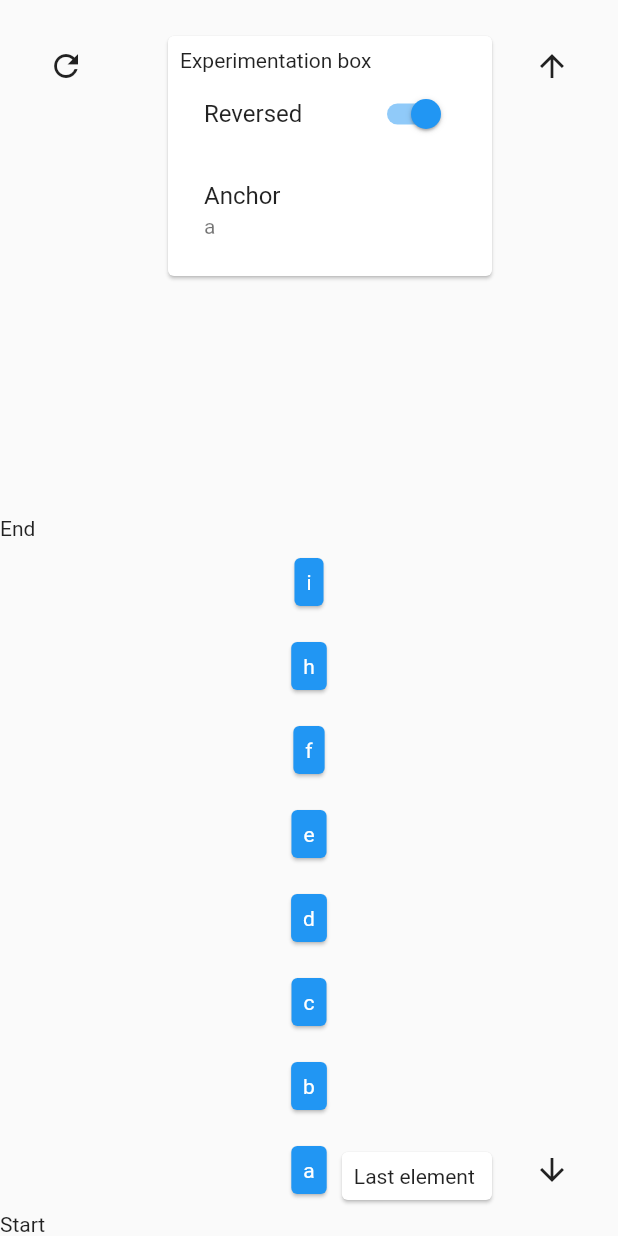
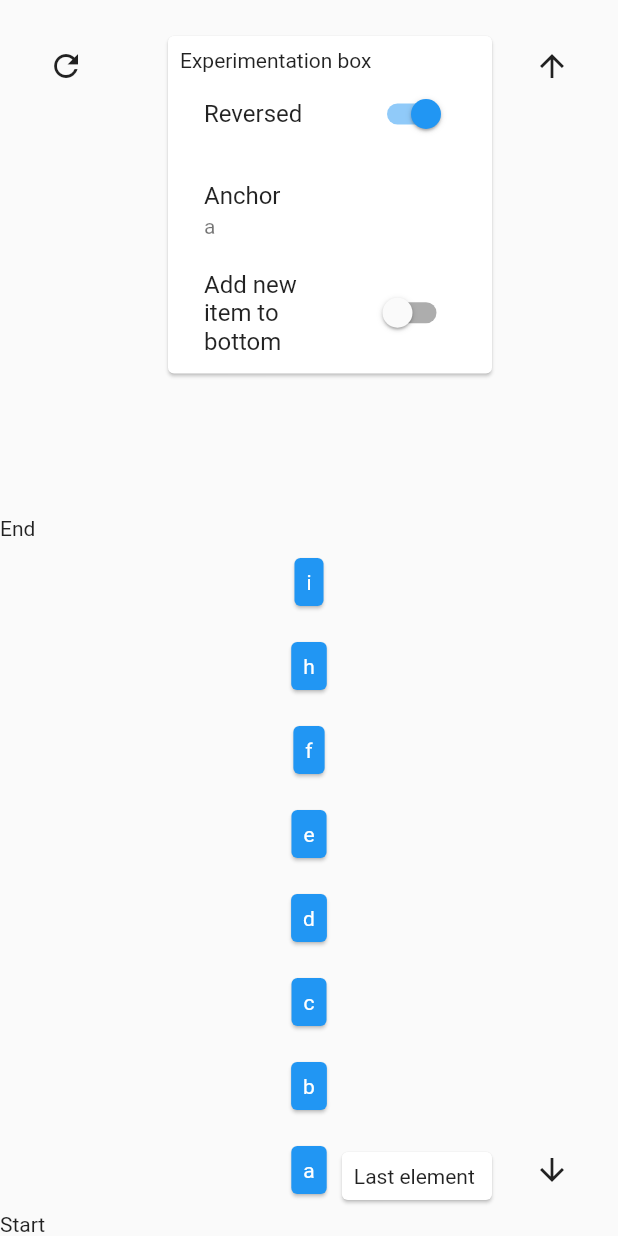
Before and after one commit to famedly/flutter-infinite-list, a Flutter app: the screen it shows after launch, on a phone screen of 412 x 824 dp. Run offline on Flutter 3.47's test engine with Material 2 defaults, Android fonts, the phone set to English and light mode, and no system bars; drawn by our look-alikes of scroll_to_index.

Commit message:
feat: added timeline unification settings

```diff
--- a/example/lib/main.dart
+++ b/example/lib/main.dart
@@ -167,7 +167,13 @@ class _HomePageState extends State<HomePage> {
                     ListTile(
                       title: const Text("Anchor"),
                       subtitle: Text(infiniteController.centerEventId ?? ''),
-                    )
+                    ),
+                    SwitchListTile(
+                        value: infiniteController.addNewItemsWhenBottom,
+                        onChanged: (value) => setState(() {
+                              infiniteController.addNewItemsWhenBottom = value;
+                            }),
+                        title: const Text("Add new item to bottom")),
                   ],
                 ),
               ),
```
